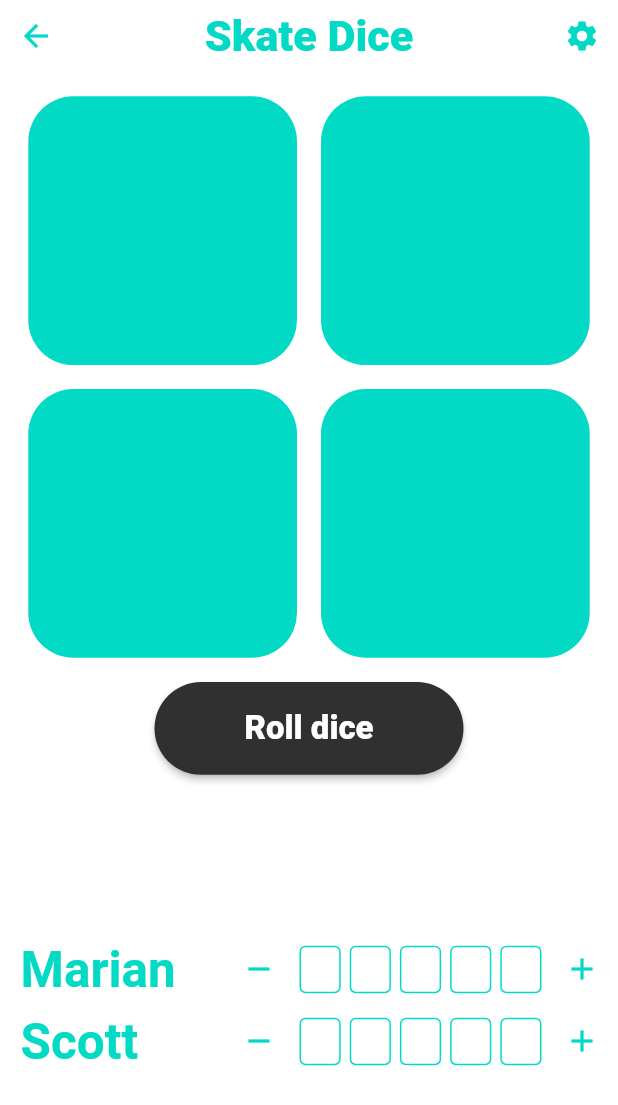
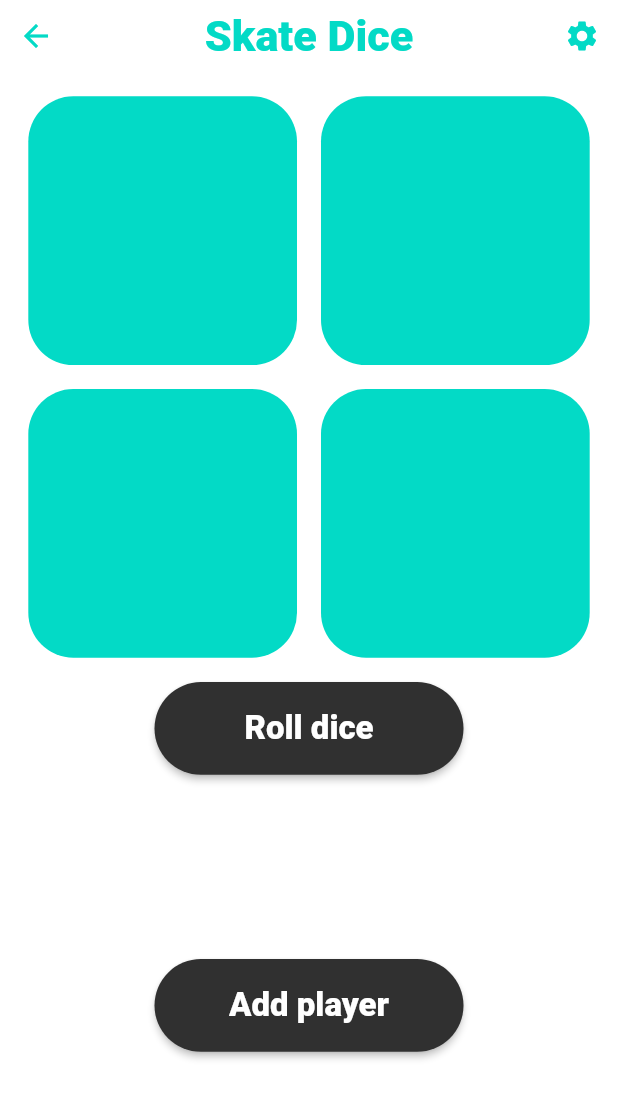
Before and after one commit to xAquaCulinaris/Rollbrett-Rottweil, a Flutter app: the SkateDice screen opened directly, on a phone screen of 412 x 824 dp. Shown: the top 1105 px of the screen. Run offline on Flutter 3.47's test engine with Material 2 defaults, Android fonts, the phone set to English and light mode, and no system bars.

Commit message:
added adding players

```diff
--- a/lang/de.json
+++ b/lang/de.json
@@ -14,5 +14,6 @@
     "password_reset_message": "Wenn ein Konto vorhanden ist, das mit der Email übereinstimmt, wurde ein Link zum Zurücksetzen an diese Email gesendet",
     "course_preview": "Park vorschau",
     "logout": "Abmelden",
-    "roll_dice": "Würfeln"
+    "roll_dice": "Würfeln",
+    "add_player": "Spieler hinzufügen"
 }
--- a/lang/en.json
+++ b/lang/en.json
@@ -14,5 +14,6 @@
     "password_reset_message": "If there is an account that matches the email, a reset link has been sent to this email",
     "course_preview": "Park preview",
     "logout": "Logout",
-    "roll_dice": "Roll dice"
+    "roll_dice": "Roll dice",
+    "add_player": "Add player"
 }
--- a/lib/reusable/button.dart
+++ b/lib/reusable/button.dart
@@ -23,7 +23,7 @@ class _ButtonState extends State<Button> {
       height: MediaQuery.of(context).size.width * 0.15,
       child: ElevatedButton(
         onPressed: widget.function,
-        child: Text(widget.text, style: TextStyle(fontSize: 22, fontWeight: FontWeight.w800)),
+        child: Text(widget.text, style: TextStyle(fontSize: 22, fontWeight: FontWeight.w800), textAlign: TextAlign.center,),
       ),
     );
   }
--- /dev/null
+++ b/lib/skate_dice/models/Player.dart
@@ -0,0 +1,23 @@
+import 'package:flutter/material.dart';
+
+class Player {
+  Player(this.name);
+  final String name;
+  int letters = 0;
+}
+
+class PlayerList extends ChangeNotifier {
+  List<Player> _players = [];
+
+  List<Player> get players => _players;
+
+  void addPlayer(String name) {
+    _players.add(Player(name));
+    notifyListeners();
+  }
+
+  void removePlayer(String name) {
+    _players.removeWhere((p) => p.name == name);
+    notifyListeners();
+  }
+}
--- a/lib/skate_dice/skate_dice.dart
+++ b/lib/skate_dice/skate_dice.dart
@@ -1,7 +1,10 @@
 import 'package:flutter/material.dart';
+import 'package:provider/provider.dart';
 import 'package:rollbrett_rottweil/app_localizations.dart';
 import 'package:rollbrett_rottweil/reusable/button.dart';
 import 'package:rollbrett_rottweil/reusable/custom_app_bar.dart';
+import 'package:rollbrett_rottweil/skate_dice/models/Player.dart';
+import 'package:rollbrett_rottweil/skate_dice/skate_dice_config/add_player.dart';
 import 'package:rollbrett_rottweil/skate_dice/skate_dice_dice.dart';
 import 'package:rollbrett_rottweil/skate_dice/skate_dice_player.dart';
 import 'dart:async';
@@ -16,8 +19,14 @@ class SkateDice extends StatelessWidget {
   Widget build(BuildContext context) {
     //TODO remove only for testing
     int counter = 0;
+
     _settingButtonPressed() {
-      print("setting button pressed");
+      Navigator.push(
+        context,
+        MaterialPageRoute(
+          builder: (context) => AddPlayer(),
+        ),
+      );
     }
 
     _rollDiceButtonPressed() {
@@ -35,7 +44,7 @@ class SkateDice extends StatelessWidget {
         });
       }
 
-         if (counter == 1) {
+      if (counter == 1) {
         _dice1.state.animate("BACK SIDE");
         Timer(Duration(milliseconds: 100), () {
           _dice2.state.animate("50-50");
@@ -48,7 +57,7 @@ class SkateDice extends StatelessWidget {
         });
       }
 
-         if (counter == 2) {
+      if (counter == 2) {
         _dice1.state.animate("NOSESLIDE");
         Timer(Duration(milliseconds: 100), () {
           _dice2.state.animate("HUBBA");
@@ -79,13 +88,36 @@ class SkateDice extends StatelessWidget {
               text: AppLocalizations.of(context).translate("roll_dice"),
               function: _rollDiceButtonPressed),
           Spacer(),
-          SkateDicePlayer(name: "Marian"),
-          SkateDicePlayer(name: "Scott"),
+          _players(),
           Spacer(),
         ],
       ),
     );
   }
+
+  _players() => Consumer<PlayerList>(builder: (context, players, child) {
+        print("length: " + players.players.length.toString());
+        if (players.players.length == 0) {
+          print("in here");
+          return Button(
+            text: AppLocalizations.of(context).translate("add_player"),
+            function: () {
+              Navigator.push(
+                context,
+                MaterialPageRoute(builder: (context) => AddPlayer()),
+              );
+            },
+          );
+        }
+        print("not here");
+        return ListView.builder(
+          physics: NeverScrollableScrollPhysics(),
+          shrinkWrap: true,
+          itemCount: players.players.length,
+          itemBuilder: (BuildContext context, int index) =>
+              SkateDicePlayer(name: players.players[index].name),
+        );
+      });
 }
 
 class SkateDices extends StatefulWidget {
--- a/lib/skate_dice/skate_dice_dice.dart
+++ b/lib/skate_dice/skate_dice_dice.dart
@@ -1,5 +1,4 @@
 import 'package:flutter/material.dart';
-import 'package:rollbrett_rottweil/reusable/button.dart';
 
 class SkateDiceDice extends StatefulWidget {
   SkateDiceDice({Key key}) : super(key: key);
--- a/lib/theme/theme_provider.dart
+++ b/lib/theme/theme_provider.dart
@@ -8,7 +8,8 @@ class MyThemes {
     primaryColor: Colors.black,
     accentColor: Colors.grey[400],
     colorScheme: ColorScheme.dark(),
-    elevatedButtonTheme: ElevatedButtonThemeData(style: ElevatedButton.styleFrom(primary: Colors.grey[400], shape: StadiumBorder()))
+    elevatedButtonTheme: ElevatedButtonThemeData(style: ElevatedButton.styleFrom(primary: Colors.grey[400], shape: StadiumBorder())),
+    textSelectionTheme: TextSelectionThemeData(cursorColor: Colors.grey[500], selectionColor: Colors.grey[500])
   );
 
   static final lightTheme = ThemeData(
@@ -18,6 +19,7 @@ class MyThemes {
     primaryColor: Colors.white,
     accentColor: Colors.grey[850],
     colorScheme: ColorScheme.light(),
-    elevatedButtonTheme: ElevatedButtonThemeData(style: ElevatedButton.styleFrom(primary: Colors.grey[850], shape: StadiumBorder()))
+    elevatedButtonTheme: ElevatedButtonThemeData(style: ElevatedButton.styleFrom(primary: Colors.grey[850], shape: StadiumBorder())),
+    textSelectionTheme: TextSelectionThemeData(cursorColor: Colors.grey[950], selectionColor: Colors.grey[950])
   );
 }
--- a/pubspec.yaml
+++ b/pubspec.yaml
@@ -23,6 +23,7 @@ environment:
 dependencies:
   flutter:
     sdk: flutter
+  provider: ^5.0.0
 
   # The following adds the Cupertino Icons font to your application.
   # Use with the CupertinoIcons class for iOS style icons.
```
Also changed, not shown: lib/main.dart (+6 -1 lines), lib/reusable/textBox.dart (+21 -3 lines), lib/skate_dice/skate_dice_config/add_player.dart (added, +108 -0 lines), pubspec.lock.
